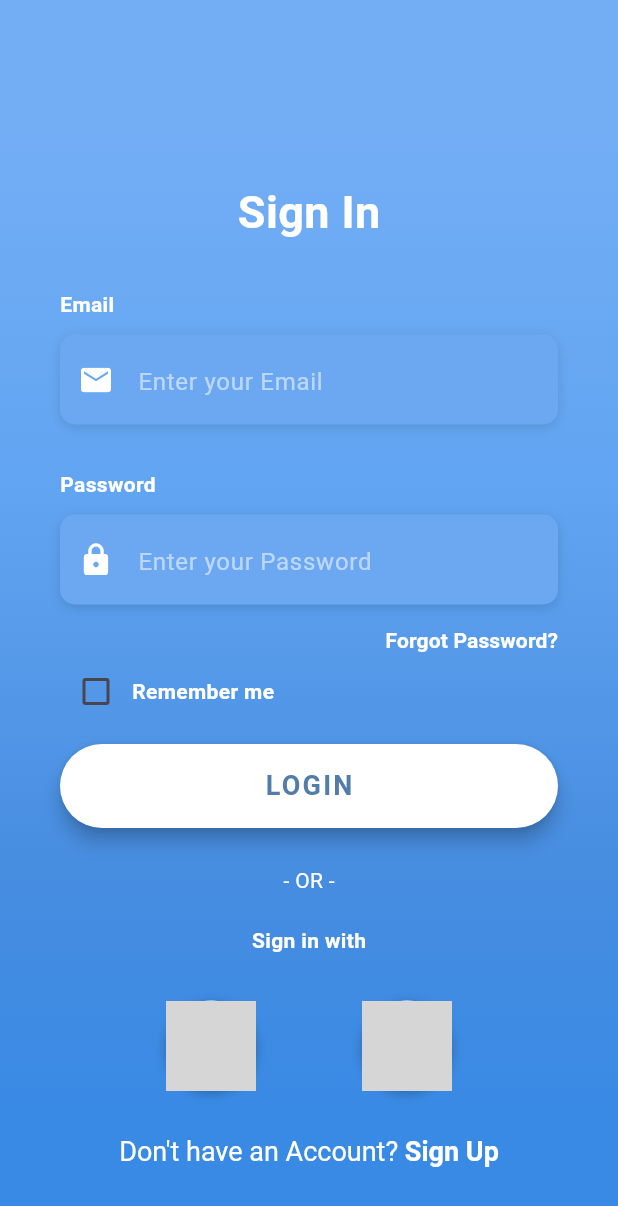
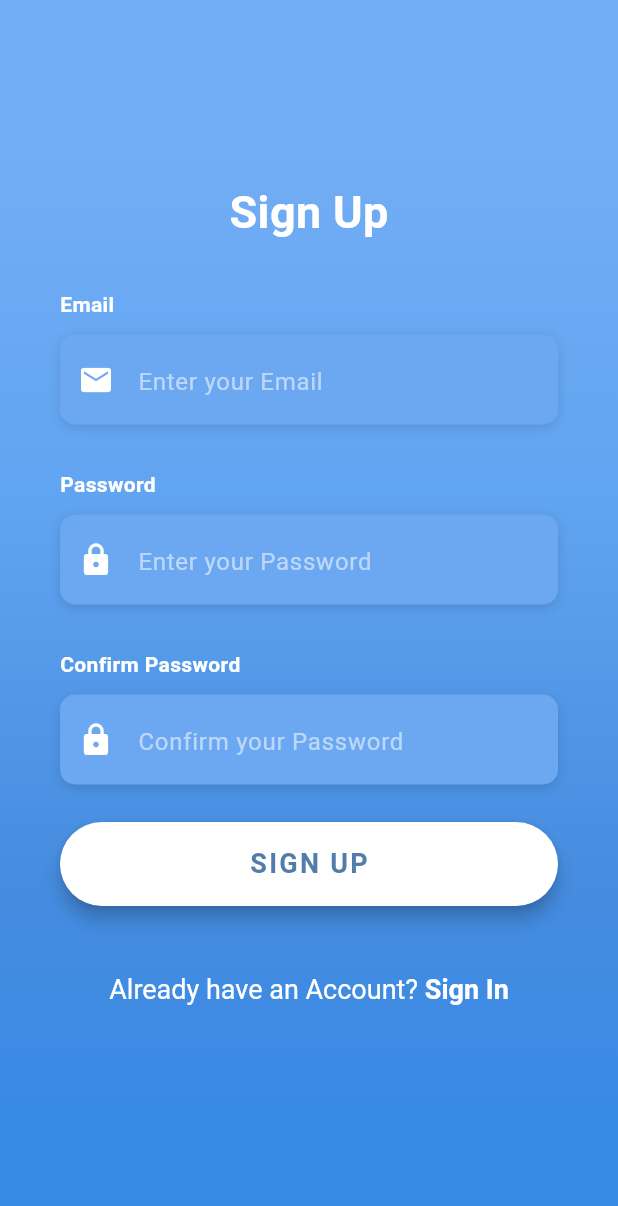
Before and after one commit to arafat3300/Graduation_Project, a Flutter app: the LoginScreen screen opened directly, on a phone screen of 412 x 824 dp. Shown: the top 1206 px of the screen. Run offline on Flutter 3.47's test engine with Material 3 defaults, Android fonts, the phone set to English and light mode, and no system bars; our stand-ins replace firebase_auth, firebase_core; missing offline and left inert: dart:ffi; accounts and stored records are empty; network calls fail; Roboto replaces fonts that are missing (OpenSans); grey boxes are pictures that could not be loaded.

Commit message:
signup and login

```diff
--- a/gradproj/lib/Models/PropertyCard.dart
+++ b/gradproj/lib/Models/PropertyCard.dart
@@ -47,7 +47,7 @@ class PropertyCard extends StatelessWidget {
                   // Gradient overlay
                   Positioned.fill(
                     child: Container(
-                      decoration: BoxDecoration(
+                      decoration: const BoxDecoration(
                         // gradient: LinearGradient(
                         //   colors: gradientColors,
                         //   begin: Alignment.topCenter,
--- a/gradproj/lib/Screens/LoginScreen.dart
+++ b/gradproj/lib/Screens/LoginScreen.dart
@@ -1,15 +1,18 @@
 import 'package:flutter/material.dart';
 import 'package:flutter/services.dart';
-import 'package:gradproj/Screens/SignupScreen.dart';
 import '../Utilities/Constants.dart';
 
 class LoginScreen extends StatefulWidget {
+  const LoginScreen({super.key});
+
   @override
   _LoginScreenState createState() => _LoginScreenState();
 }
 
 class _LoginScreenState extends State<LoginScreen> {
-  bool _rememberMe = false;
+  final TextEditingController _emailController = TextEditingController();
+  final TextEditingController _passwordController = TextEditingController();
+  final TextEditingController _confirmPasswordController = TextEditingController();
 
   Widget _buildEmailTF() {
     return Column(
@@ -25,6 +28,7 @@ class _LoginScreenState extends State<LoginScreen> {
           decoration: kBoxDecorationStyle,
           height: 60.0,
           child: TextField(
+            controller: _emailController,
             keyboardType: TextInputType.emailAddress,
             style: const TextStyle(
               color: Colors.white,
@@ -32,7 +36,7 @@ class _LoginScreenState extends State<LoginScreen> {
             ),
             decoration: InputDecoration(
               border: InputBorder.none,
-              contentPadding: EdgeInsets.only(top: 14.0),
+              contentPadding: const EdgeInsets.only(top: 14.0),
               prefixIcon: const Icon(
                 Icons.email,
                 color: Colors.white,
@@ -60,6 +64,7 @@ class _LoginScreenState extends State<LoginScreen> {
           decoration: kBoxDecorationStyle,
           height: 60.0,
           child: TextField(
+            controller: _passwordController,
             obscureText: true,
             style: const TextStyle(
               color: Colors.white,
@@ -67,7 +72,7 @@ class _LoginScreenState extends State<LoginScreen> {
             ),
             decoration: InputDecoration(
               border: InputBorder.none,
-              contentPadding: EdgeInsets.only(top: 14.0),
+              contentPadding: const EdgeInsets.only(top: 14.0),
               prefixIcon: const Icon(
                 Icons.lock,
                 color: Colors.white,
@@ -81,67 +86,72 @@ class _LoginScreenState extends State<LoginScreen> {
     );
   }
 
-  Widget _buildForgotPasswordBtn() {
-  return Container(
-    alignment: Alignment.centerRight,
-    child: TextButton(
-      onPressed: () => print('Forgot Password Button Pressed'),
-      style: TextButton.styleFrom(
-        padding: EdgeInsets.only(right: 0.0),
-      ),
-      child: Text(
-        'Forgot Password?',
+  Widget _buildConfirmPasswordTF() {
+    return Column(
+      crossAxisAlignment: CrossAxisAlignment.start,
+      children: <Widget>[
+        Text(
+          'Confirm Password',
           style: kLabelStyle,
         ),
+        const SizedBox(height: 10.0),
+        Container(
+          alignment: Alignment.centerLeft,
+          decoration: kBoxDecorationStyle,
+          height: 60.0,
+          child: TextField(
+            controller: _confirmPasswordController,
+            obscureText: true,
+            style: const TextStyle(
+              color: Colors.white,
+              fontFamily: 'OpenSans',
             ),
+            decoration: InputDecoration(
+              border: InputBorder.none,
+              contentPadding: const EdgeInsets.only(top: 14.0),
+              prefixIcon: const Icon(
+                Icons.lock,
+                color: Colors.white,
+              ),
+              hintText: 'Confirm your Password',
+              hintStyle: kHintTextStyle,
+            ),
+          ),
+        ),
+      ],
     );
   }
 
-  Widget _buildRememberMeCheckbox() {
+  Widget _buildSignUpBtn() {
     return Container(
-      height: 20.0,
-      child: Row(
-        children: <Widget>[
-          Theme(
-            data: ThemeData(unselectedWidgetColor: Colors.white),
-            child: Checkbox(
-              value: _rememberMe,
-              checkColor: Colors.green,
-              activeColor: Colors.white,
-              onChanged: (value) {
-                setState(() {
-                  _rememberMe = value!;
-                });
-              },
-            ),
-          ),
-          Text(
-            'Remember me',
-            style: kLabelStyle,
-          ),
-        ],
-      ),
-    );
-  }
-
-  Widget _buildLoginBtn() {
-    return Container(
-      padding: EdgeInsets.symmetric(vertical: 25.0),
+      padding: const EdgeInsets.symmetric(vertical: 25.0),
       width: double.infinity,
       child: ElevatedButton(
         onPressed: () {
-          Navigator.pushNamed(context, '/propertyListings');
+          // Add your signup logic here
+          final email = _emailController.text.trim();
+          final password = _passwordController.text.trim();
+          final confirmPassword = _confirmPasswordController.text.trim();
+
+          if (password != confirmPassword) {
+            ScaffoldMessenger.of(context).showSnackBar(
+              SnackBar(content: Text("Passwords do not match")),
+            );
+          } else {
+            print('Signup logic for $email');
+            // Call Firebase signup logic here
+          }
         },
         style: ElevatedButton.styleFrom(
           elevation: 5.0,
           backgroundColor: Colors.white,
-          padding: EdgeInsets.all(15.0),
+          padding: const EdgeInsets.all(15.0),
           shape: RoundedRectangleBorder(
             borderRadius: BorderRadius.circular(30.0),
           ),
         ),
         child: const Text(
-          'LOGIN',
+          'SIGN UP',
           style: TextStyle(
             color: Color(0xFF527DAA),
             letterSpacing: 1.5,
@@ -154,86 +164,16 @@ class _LoginScreenState extends State<LoginScreen> {
     );
   }
 
-
-  Widget _buildSignInWithText() {
-    return Column(
-      children: <Widget>[
-        const Text(
-          '- OR -',
-          style: TextStyle(
-            color: Colors.white,
-            fontWeight: FontWeight.w400,
-          ),
-        ),
-        SizedBox(height: 20.0),
-        Text(
-          'Sign in with',
-          style: kLabelStyle,
-        ),
-      ],
-    );
-  }
-
-  Widget _buildSocialBtn(VoidCallback onTap, AssetImage logo) {
-    return GestureDetector(
-      onTap: onTap,
-      child: Container(
-        height: 60.0,
-        width: 60.0,
-        decoration: BoxDecoration(
-          shape: BoxShape.circle,
-          color: Colors.white,
-          boxShadow: const [
-            BoxShadow(
-              color: Colors.black26,
-              offset: Offset(0, 2),
-              blurRadius: 6.0,
-            ),
-          ],
-          image: DecorationImage(
-            image: logo,
-          ),
-        ),
-      ),
-    );
-  }
-
-  Widget _buildSocialBtnRow() {
-    return Padding(
-      padding: const EdgeInsets.symmetric(vertical: 30.0),
-      child: Row(
-        mainAxisAlignment: MainAxisAlignment.spaceEvenly,
-        children: <Widget>[
-          _buildSocialBtn(
-            () => print('Login with Facebook'),
-            const AssetImage(
-              'images/facebook.jpg',
-            ),
-          ),
-          _buildSocialBtn(
-            () => print('Login with Google'),
-            const AssetImage(
-              'images/google.jpg',
-            ),
-          ),
-        ],
-      ),
-    );
-  }
-
-  Widget _buildSignupBtn() {
+  Widget _buildLoginBtn() {
     return GestureDetector(
       onTap: () {
-      Navigator.push(
-        context,
-        MaterialPageRoute(builder: (context) => SignUpScreen()),
-      );
+        Navigator.pop(context); // Navigate back to the login screen
       },
       child: RichText(
         text: const TextSpan(
           children: [
             TextSpan(
-            text: 'Don\'t have an Account? ',
+              text: 'Already have an Account? ',
               style: TextStyle(
                 color: Colors.white,
                 fontSize: 18.0,
@@ -241,7 +181,7 @@ class _LoginScreenState extends State<LoginScreen> {
               ),
             ),
             TextSpan(
-            text: 'Sign Up',
+              text: 'Sign In',
               style: TextStyle(
                 color: Colors.white,
                 fontSize: 18.0,
@@ -280,7 +220,7 @@ class _LoginScreenState extends State<LoginScreen> {
                   ),
                 ),
               ),
-              Container(
+              SizedBox(
                 height: double.infinity,
                 child: SingleChildScrollView(
                   physics: const AlwaysScrollableScrollPhysics(),
@@ -292,7 +232,7 @@ class _LoginScreenState extends State<LoginScreen> {
                     mainAxisAlignment: MainAxisAlignment.center,
                     children: <Widget>[
                       const Text(
-                        'Sign In',
+                        'Sign Up',
                         style: TextStyle(
                           color: Colors.white,
                           fontFamily: 'OpenSans',
@@ -302,16 +242,13 @@ class _LoginScreenState extends State<LoginScreen> {
                       ),
                       const SizedBox(height: 30.0),
                       _buildEmailTF(),
-                      const SizedBox(
-                        height: 30.0,
-                      ),
+                      const SizedBox(height: 30.0),
                       _buildPasswordTF(),
-                      _buildForgotPasswordBtn(),
-                      _buildRememberMeCheckbox(),
+                      const SizedBox(height: 30.0),
+                      _buildConfirmPasswordTF(),
+                      _buildSignUpBtn(),
+                      const SizedBox(height: 20.0),
                       _buildLoginBtn(),
-                      _buildSignInWithText(),
-                      _buildSocialBtnRow(),
-                      _buildSignupBtn(),
                     ],
                   ),
                 ),
--- a/gradproj/lib/Screens/PropertyDetails.dart
+++ b/gradproj/lib/Screens/PropertyDetails.dart
@@ -6,7 +6,7 @@ import 'package:http/http.dart' as http;
 class PropertyDetails extends StatefulWidget {
   final Property property;
 
-  const PropertyDetails({required this.property});
+  const PropertyDetails({super.key, required this.property});
 
   @override
   _PropertyDetailsState createState() => _PropertyDetailsState();
--- a/gradproj/lib/Utilities/Constants.dart
+++ b/gradproj/lib/Utilities/Constants.dart
@@ -1,20 +1,20 @@
 import 'package:flutter/material.dart';
 
-final kHintTextStyle = TextStyle(
+final kHintTextStyle = const TextStyle(
   color: Colors.white54,
   fontFamily: 'OpenSans',
 );
 
-final kLabelStyle = TextStyle(
+final kLabelStyle = const TextStyle(
   color: Colors.white,
   fontWeight: FontWeight.bold,
   fontFamily: 'OpenSans',
 );
 
 final kBoxDecorationStyle = BoxDecoration(
-  color: Color(0xFF6CA8F1),
+  color: const Color(0xFF6CA8F1),
   borderRadius: BorderRadius.circular(10.0),
-  boxShadow: [
+  boxShadow: const [
     BoxShadow(
       color: Colors.black12,
       blurRadius: 6.0,
```
Also changed, not shown: gradproj/lib/Screens/OdooConnection.dart (+10 -6 lines), gradproj/lib/Screens/PropertyListings.dart (+23 -9 lines), gradproj/lib/Screens/SignupScreen.dart (+75 -26 lines), gradproj/lib/main.dart (+11 -3 lines), gradproj/pubspec.yaml (+12 -34 lines), gradproj/images/keyimage.jpg (added), gradproj/pubspec.lock, 4 other files. Lines whose indentation alone changed are shown as unchanged.
